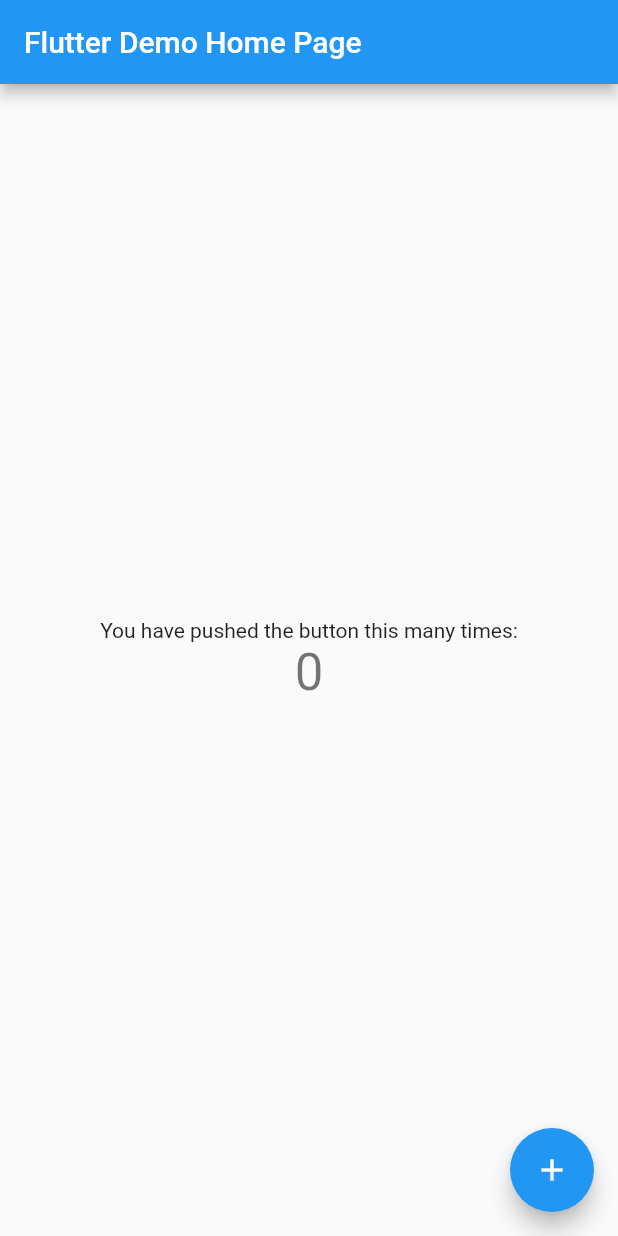
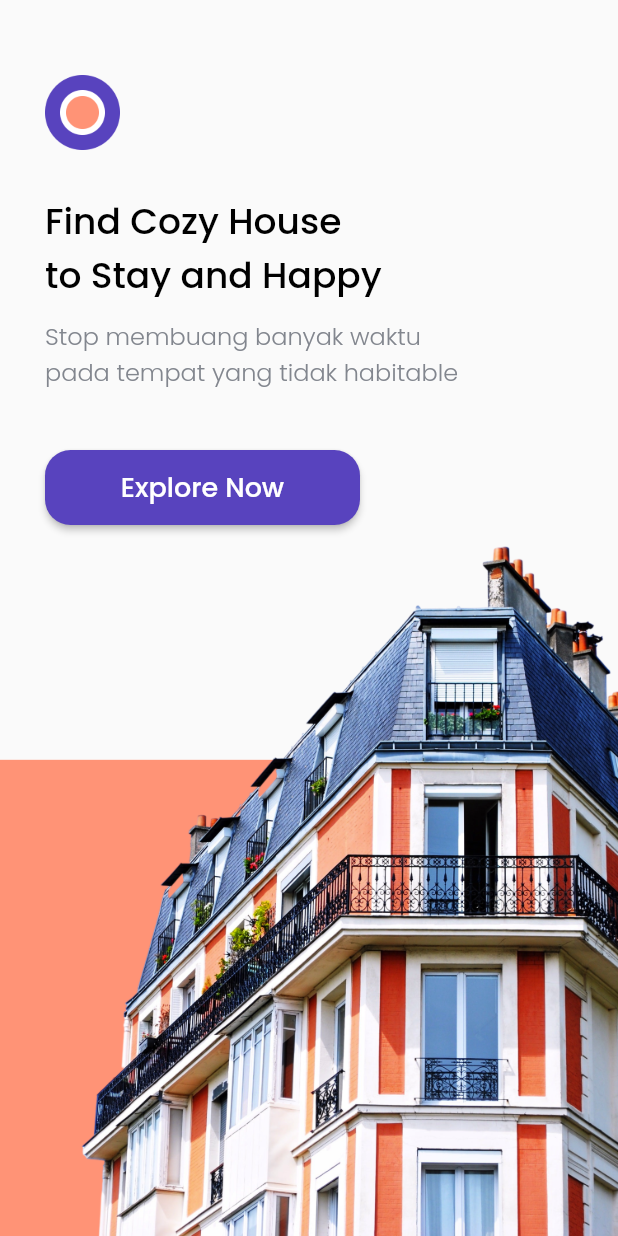
Before and after one commit to LordRedsky/cozy_app, a Flutter app: the screen it shows after launch, on a phone screen of 412 x 824 dp. Run offline on Flutter 3.47's test engine with Material 2 defaults, Android fonts, the phone set to English and light mode, and no system bars; our stand-ins replace google_fonts.

Commit message:
create splash page

```diff
--- a/lib/main.dart
+++ b/lib/main.dart
@@ -1,3 +1,5 @@
+import 'package:cozy_app/pages/splash_page.dart';
+import 'package:cozy_app/theme.dart';
 import 'package:flutter/material.dart';
 
 void main() {
@@ -11,105 +13,7 @@ class MyApp extends StatelessWidget {
   @override
   Widget build(BuildContext context) {
     return MaterialApp(
-      title: 'Flutter Demo',
-      theme: ThemeData(
-        // This is the theme of your application.
-        //
-        // Try running your application with "flutter run". You'll see the
-        // application has a blue toolbar. Then, without quitting the app, try
-        // changing the primarySwatch below to Colors.green and then invoke
-        // "hot reload" (press "r" in the console where you ran "flutter run",
-        // or simply save your changes to "hot reload" in a Flutter IDE).
-        // Notice that the counter didn't reset back to zero; the application
-        // is not restarted.
-        primarySwatch: Colors.blue,
-      ),
-      home: const MyHomePage(title: 'Flutter Demo Home Page'),
+      home: SplashPage(),
     );
   }
 }
-
-class MyHomePage extends StatefulWidget {
-  const MyHomePage({super.key, required this.title});
-
-  // This widget is the home page of your application. It is stateful, meaning
-  // that it has a State object (defined below) that contains fields that affect
-  // how it looks.
-
-  // This class is the configuration for the state. It holds the values (in this
-  // case the title) provided by the parent (in this case the App widget) and
-  // used by the build method of the State. Fields in a Widget subclass are
-  // always marked "final".
-
-  final String title;
-
-  @override
-  State<MyHomePage> createState() => _MyHomePageState();
-}
-
-class _MyHomePageState extends State<MyHomePage> {
-  int _counter = 0;
-
-  void _incrementCounter() {
-    setState(() {
-      // This call to setState tells the Flutter framework that something has
-      // changed in this State, which causes it to rerun the build method below
-      // so that the display can reflect the updated values. If we changed
-      // _counter without calling setState(), then the build method would not be
-      // called again, and so nothing would appear to happen.
-      _counter++;
-    });
-  }
-
-  @override
-  Widget build(BuildContext context) {
-    // This method is rerun every time setState is called, for instance as done
-    // by the _incrementCounter method above.
-    //
-    // The Flutter framework has been optimized to make rerunning build methods
-    // fast, so that you can just rebuild anything that needs updating rather
-    // than having to individually change instances of widgets.
-    return Scaffold(
-      appBar: AppBar(
-        // Here we take the value from the MyHomePage object that was created by
-        // the App.build method, and use it to set our appbar title.
-        title: Text(widget.title),
-      ),
-      body: Center(
-        // Center is a layout widget. It takes a single child and positions it
-        // in the middle of the parent.
-        child: Column(
-          // Column is also a layout widget. It takes a list of children and
-          // arranges them vertically. By default, it sizes itself to fit its
-          // children horizontally, and tries to be as tall as its parent.
-          //
-          // Invoke "debug painting" (press "p" in the console, choose the
-          // "Toggle Debug Paint" action from the Flutter Inspector in Android
-          // Studio, or the "Toggle Debug Paint" command in Visual Studio Code)
-          // to see the wireframe for each widget.
-          //
-          // Column has various properties to control how it sizes itself and
-          // how it positions its children. Here we use mainAxisAlignment to
-          // center the children vertically; the main axis here is the vertical
-          // axis because Columns are vertical (the cross axis would be
-          // horizontal).
-          mainAxisAlignment: MainAxisAlignment.center,
-          children: <Widget>[
-            const Text(
-              'You have pushed the button this many times:',
-            ),
-            Text(
-              '$_counter',
-              style: Theme.of(context).textTheme.headline4,
-            ),
-          ],
-        ),
-      ),
-      floatingActionButton: FloatingActionButton(
-        onPressed: _incrementCounter,
-        tooltip: 'Increment',
-        child: const Icon(Icons.add),
-      ), // This trailing comma makes auto-formatting nicer for build methods.
-    );
-  }
-}
--- /dev/null
+++ b/lib/pages/splash_page.dart
@@ -0,0 +1,80 @@
+import 'package:cozy_app/theme.dart';
+import 'package:flutter/material.dart';
+
+class SplashPage extends StatelessWidget {
+  const SplashPage({super.key});
+
+  @override
+  Widget build(BuildContext context) {
+    return Scaffold(
+      body: SafeArea(
+        bottom: false,
+        child: Stack(
+          children: [
+            Align(
+                alignment: Alignment.bottomCenter,
+                child: Image.asset('assets/splash_img.png')),
+            Padding(
+              padding: const EdgeInsets.only(
+                top: 50,
+                left: 30,
+              ),
+              child: Column(
+                crossAxisAlignment: CrossAxisAlignment.start,
+                children: [
+                  Container(
+                    height: 50,
+                    width: 50,
+                    decoration: BoxDecoration(
+                      image: DecorationImage(
+                        image: AssetImage('assets/logo.png'),
+                      ),
+                    ),
+                  ),
+                  SizedBox(
+                    height: 30,
+                  ),
+                  Text(
+                    'Find Cozy House\nto Stay and Happy',
+                    style: blackTextStyle.copyWith(
+                      fontSize: 24,
+                    ),
+                  ),
+                  SizedBox(
+                    height: 10,
+                  ),
+                  Text(
+                    'Stop membuang banyak waktu\npada tempat yang tidak habitable',
+                    style: greyTextStyle.copyWith(
+                      fontSize: 16,
+                    ),
+                  ),
+                  SizedBox(
+                    height: 40,
+                  ),
+                  Container(
+                    width: 210,
+                    height: 50,
+                    child: ElevatedButton(
+                      onPressed: () {},
+                      style: ElevatedButton.styleFrom(
+                        backgroundColor: purpleColor,
+                        shape: RoundedRectangleBorder(
+                          borderRadius: BorderRadius.circular(17),
+                        ),
+                      ),
+                      child: Text(
+                        'Explore Now',
+                        style: whiteTextStyle.copyWith(fontSize: 18),
+                      ),
+                    ),
+                  ),
+                ],
+              ),
+            ),
+          ],
+        ),
+      ),
+    );
+  }
+}
--- a/lib/theme.dart
+++ b/lib/theme.dart
@@ -1,12 +1,15 @@
 import 'package:flutter/material.dart';
 import 'package:google_fonts/google_fonts.dart';
 
+//!COLOR
 Color purpleColor = Color(0xff5843BE);
 Color orangeColor = Color(0xffFF9376);
 Color blackColor = Color(0xff000000);
 Color whiteColor = Color(0xffFFFFFF);
 Color greyColor = Color(0xff82868E);
 
+
+//!TEXT STYLE
 TextStyle blackTextStyle = GoogleFonts.poppins(
   fontWeight: FontWeight.w500,
   color: blackColor,
--- a/pubspec.yaml
+++ b/pubspec.yaml
@@ -53,8 +53,8 @@ flutter:
   # the material Icons class.
   uses-material-design: true
   # To add assets to your application, add an assets section, like this:
-  # assets:
-  #   - images/a_dot_burr.jpeg
+  assets:
+    - assets/
   #   - images/a_dot_ham.jpeg
   # An image asset can refer to one or more resolution-specific "variants", see
   # https://flutter.dev/assets-and-images/#resolution-aware
```
